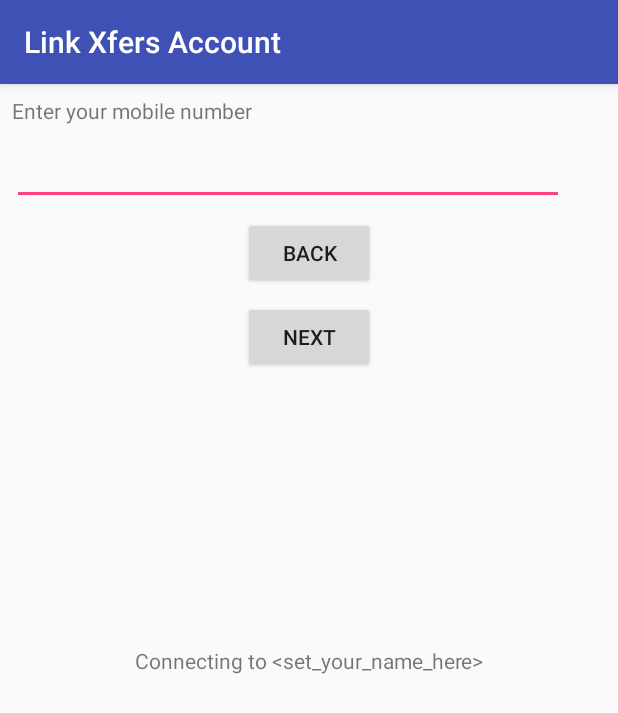
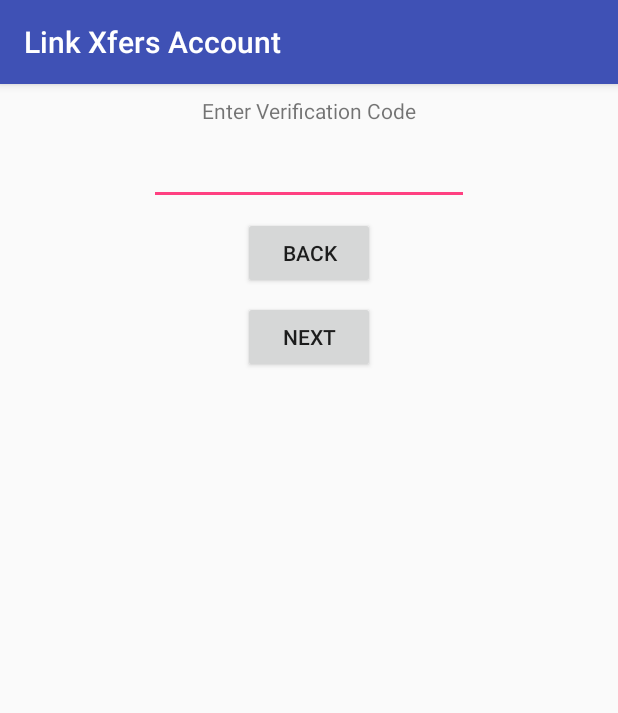
Before and after one commit to aamsur/xfers-sdk, an Android app: the ConnectPhoneActivity screen opened directly, with no data from a screen before it, after a tap on "NEXT", on a phone screen of 412 x 824 dp. Shown: the top 713 px of the screen. Run offline under Robolectric (Android 15) with nearby library versions, the phone set to English and light mode, and no system bars.

Commit message:
Add Connect OTP Activity

```diff
--- a/Android/xfers_sdk/src/main/AndroidManifest.xml
+++ b/Android/xfers_sdk/src/main/AndroidManifest.xml
@@ -5,6 +5,7 @@
     <application>
         <activity android:name=".view.ComingSoonActivity" />
         <activity android:name=".view.ConnectPhoneActivity" />
+        <activity android:name=".view.ConnectOTPActivity"></activity>
     </application>
 
 </manifest>
--- /dev/null
+++ b/Android/xfers_sdk/src/main/java/com/xfers/xfers_sdk/view/ConnectOTPActivity.kt
@@ -0,0 +1,36 @@
+package com.xfers.xfers_sdk.view
+
+import android.content.Intent
+import android.support.v7.app.AppCompatActivity
+import android.os.Bundle
+import android.view.View
+import com.xfers.xfers_sdk.R
+
+class ConnectOTPActivity : AppCompatActivity() {
+
+    override fun onCreate(savedInstanceState: Bundle?) {
+        super.onCreate(savedInstanceState)
+        setContentView(R.layout.activity_connect_otp)
+
+        title = "Link Xfers Account"
+    }
+
+    fun onClickBack(view: View) {
+        finish()
+    }
+
+    fun onClickNext(view: View) {
+        // TODO: Ping merchant's connect OTP API URL
+
+        val isUserExistingVerified = true
+        val isUserExistingUnverified = false
+        val isUserNewUser = false
+
+        // TODO: present the appropriate pages
+        when {
+            isUserExistingVerified -> true
+            isUserExistingUnverified -> true
+            isUserNewUser -> true
+        }
+    }
+}
--- a/Android/xfers_sdk/src/main/java/com/xfers/xfers_sdk/view/ConnectPhoneActivity.kt
+++ b/Android/xfers_sdk/src/main/java/com/xfers/xfers_sdk/view/ConnectPhoneActivity.kt
@@ -1,5 +1,6 @@
 package com.xfers.xfers_sdk.view
 
+import android.content.Intent
 import android.support.v7.app.AppCompatActivity
 import android.os.Bundle
 import android.view.View
@@ -24,7 +25,8 @@ class ConnectPhoneActivity : AppCompatActivity() {
     }
 
     fun onClickNext(view: View) {
-        // TODO: Do nothing for now, to ping merchant's API URL and OTP page
-        return
+        // TODO: Ping merchant's connect phone number API URL
+
+        startActivity(Intent(this, ConnectOTPActivity::class.java))
     }
 }
--- /dev/null
+++ b/Android/xfers_sdk/src/main/res/layout/activity_connect_otp.xml
@@ -0,0 +1,55 @@
+<?xml version="1.0" encoding="utf-8"?>
+<android.support.constraint.ConstraintLayout xmlns:android="http://schemas.android.com/apk/res/android"
+    xmlns:app="http://schemas.android.com/apk/res-auto"
+    xmlns:tools="http://schemas.android.com/tools"
+    android:layout_width="match_parent"
+    android:layout_height="match_parent"
+    tools:context=".view.ConnectOTPActivity">
+
+    <TextView
+        android:id="@+id/enterOTPTextView"
+        android:layout_width="wrap_content"
+        android:layout_height="wrap_content"
+        android:layout_marginTop="8dp"
+        android:text="Enter Verification Code"
+        app:layout_constraintEnd_toEndOf="parent"
+        app:layout_constraintHorizontal_bias="0.5"
+        app:layout_constraintStart_toStartOf="parent"
+        app:layout_constraintTop_toTopOf="parent" />
+
+    <EditText
+        android:id="@+id/enterOTPTextField"
+        android:layout_width="wrap_content"
+        android:layout_height="wrap_content"
+        android:layout_marginTop="8dp"
+        android:ems="10"
+        android:inputType="number"
+        app:layout_constraintEnd_toEndOf="parent"
+        app:layout_constraintHorizontal_bias="0.5"
+        app:layout_constraintStart_toStartOf="parent"
+        app:layout_constraintTop_toBottomOf="@+id/enterOTPTextView" />
+
+    <Button
+        android:id="@+id/OTPBackButton"
+        android:layout_width="wrap_content"
+        android:layout_height="wrap_content"
+        android:layout_marginTop="8dp"
+        android:onClick="onClickBack"
+        android:text="Back"
+        app:layout_constraintEnd_toEndOf="parent"
+        app:layout_constraintHorizontal_bias="0.5"
+        app:layout_constraintStart_toStartOf="parent"
+        app:layout_constraintTop_toBottomOf="@+id/enterOTPTextField" />
+
+    <Button
+        android:id="@+id/OTPNextButton"
+        android:layout_width="wrap_content"
+        android:layout_height="wrap_content"
+        android:layout_marginTop="8dp"
+        android:onClick="onClickNext"
+        android:text="Next"
+        app:layout_constraintEnd_toEndOf="parent"
+        app:layout_constraintHorizontal_bias="0.5"
+        app:layout_constraintStart_toStartOf="parent"
+        app:layout_constraintTop_toBottomOf="@+id/OTPBackButton" />
+</android.support.constraint.ConstraintLayout>
```
